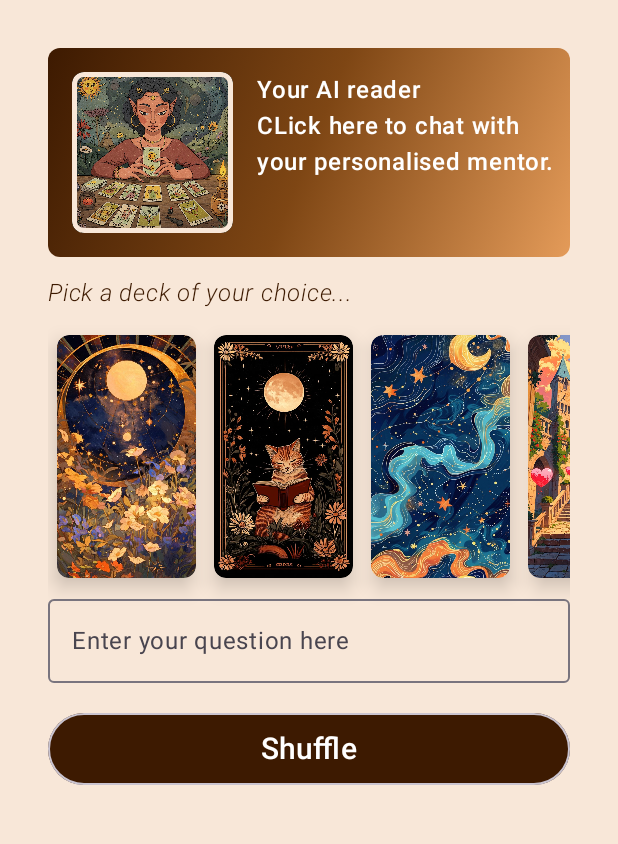
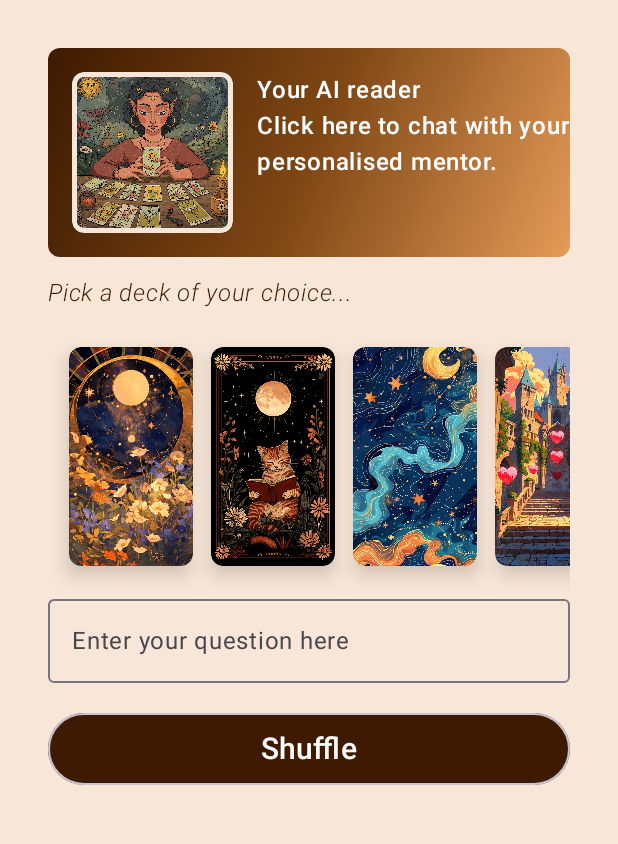
Before and after one commit to dattasneha/taroo-app, an Android app built with Jetpack Compose: the screen it shows after launch (CardPickerActivity), on a phone screen of 412 x 824 dp, the part 96-940 px from its top. Run offline under Robolectric (Android 15) with nearby library versions, the phone set to English and light mode, and no system bars; our stand-ins replace Dagger/Hilt's generated code; libraries missing offline, so code that uses them is left out: com.google.ai.client.

Commit message:
Fix minor issues and Reformat code

```diff
--- a/app/src/main/java/com/snehadatta/taroo/ui/presentation/CardResultScreen.kt
+++ b/app/src/main/java/com/snehadatta/taroo/ui/presentation/CardResultScreen.kt
@@ -139,6 +139,7 @@ fun CardWithHeaderAndBody(
                 modifier = Modifier
                     .align(Alignment.Start)
             )
+            Spacer(Modifier.height(8.dp))
         }
     }
 }
--- a/app/src/main/java/com/snehadatta/taroo/ui/presentation/ChooseDeckScreen.kt
+++ b/app/src/main/java/com/snehadatta/taroo/ui/presentation/ChooseDeckScreen.kt
@@ -8,6 +8,7 @@ import androidx.compose.foundation.clickable
 import androidx.compose.foundation.layout.Arrangement
 import androidx.compose.foundation.layout.Box
 import androidx.compose.foundation.layout.Column
+import androidx.compose.foundation.layout.PaddingValues
 import androidx.compose.foundation.layout.Row
 import androidx.compose.foundation.layout.Spacer
 import androidx.compose.foundation.layout.aspectRatio
@@ -73,13 +74,17 @@ fun ChooseDeckScreen(
             modifier = Modifier
                 .fillMaxWidth()
                 .padding(top = 32.dp)
-                .background( brush = Brush.linearGradient(colors = listOf(
-                    Brown, // Start color
-                    MediumBrown,
-                    MediumOrange// End color
-                )), RoundedCornerShape(8.dp))
+                .background(
+                    brush = Brush.linearGradient(
+                        colors = listOf(
+                            Brown, // Start color
+                            MediumBrown,
+                            MediumOrange// End color
+                        )
+                    ), RoundedCornerShape(8.dp)
+                )
                 .aspectRatio(2.5f)
-                .clickable {  },
+                .clickable { navController.navigate(Routes.ScreenChat) },
             horizontalArrangement = Arrangement.SpaceBetween
         ) {
             Image(
@@ -103,7 +108,7 @@ fun ChooseDeckScreen(
                     fontWeight = FontWeight.Medium
                 )
                 Text(
-                    text = "CLick here to chat with your personalised mentor.",
+                    text = "Click here to chat with your personalised mentor.",
                     color = Color.White,
                     fontFamily = MaterialTheme.typography.bodySmall.fontFamily,
                     fontWeight = FontWeight.Medium
@@ -125,7 +130,9 @@ fun ChooseDeckScreen(
                 .aspectRatio(2f)
         ) {
             LazyRow(
-                horizontalArrangement = Arrangement.spacedBy(0.dp)) {
+                horizontalArrangement = Arrangement.spacedBy(0.dp),
+                contentPadding = PaddingValues(8.dp)
+            ) {
                 itemsIndexed(images) { index, imageRes ->
                     DeckImage(
                         imageRes = imageRes,
```
